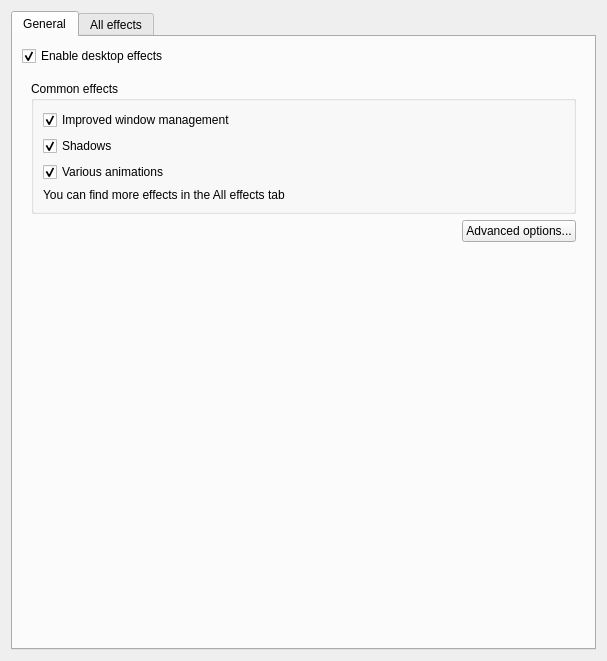
Before: the Qt Designer form kcmkwin/kwincompositing/main.ui in KDE/kwin, drawn with Qt 5.
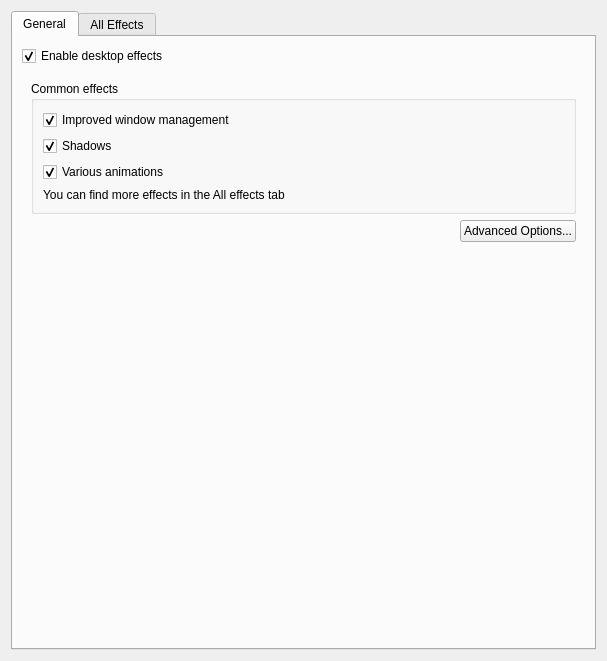
After: the same form once the commit is applied. Custom widgets are drawn as their Qt base class.

```diff
--- a/kcmkwin/kwincompositing/main.ui
+++ b/kcmkwin/kwincompositing/main.ui
@@ -97,7 +97,7 @@
             <item>
              <widget class="QPushButton" name="advancedOptions" >
               <property name="text" >
-               <string>Advanced options...</string>
+               <string>Advanced Options...</string>
               </property>
              </widget>
             </item>
@@ -126,7 +126,7 @@
      </widget>
      <widget class="QWidget" name="tab_2" >
       <attribute name="title" >
-       <string>All effects</string>
+       <string>All Effects</string>
       </attribute>
       <layout class="QVBoxLayout" >
        <item>
```
